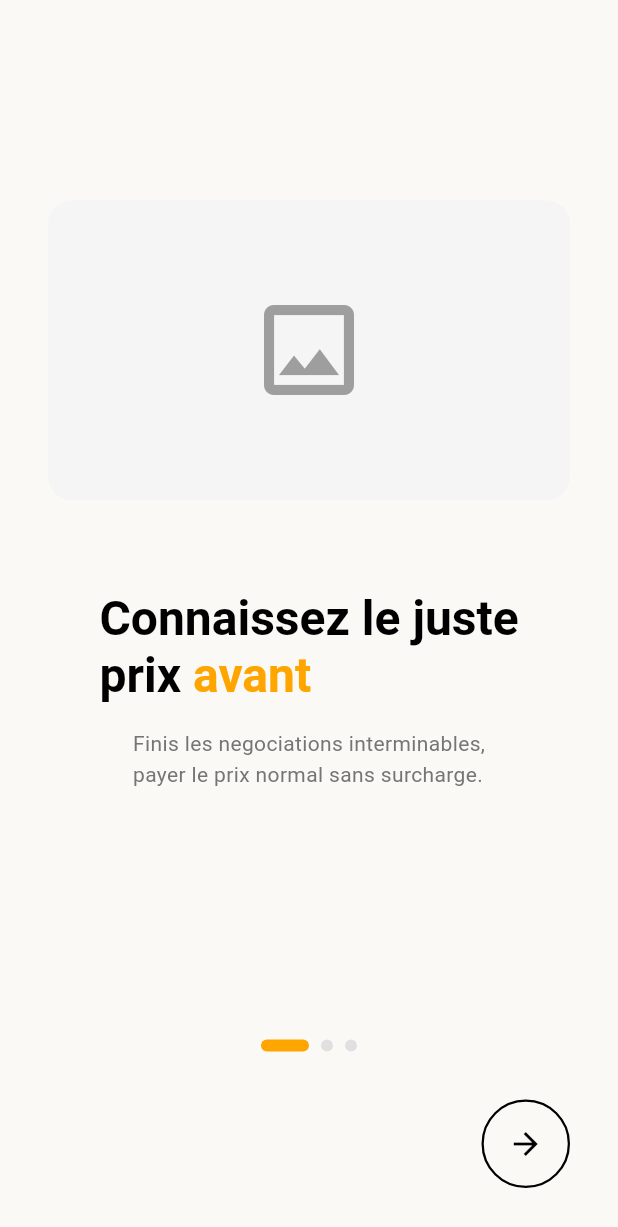
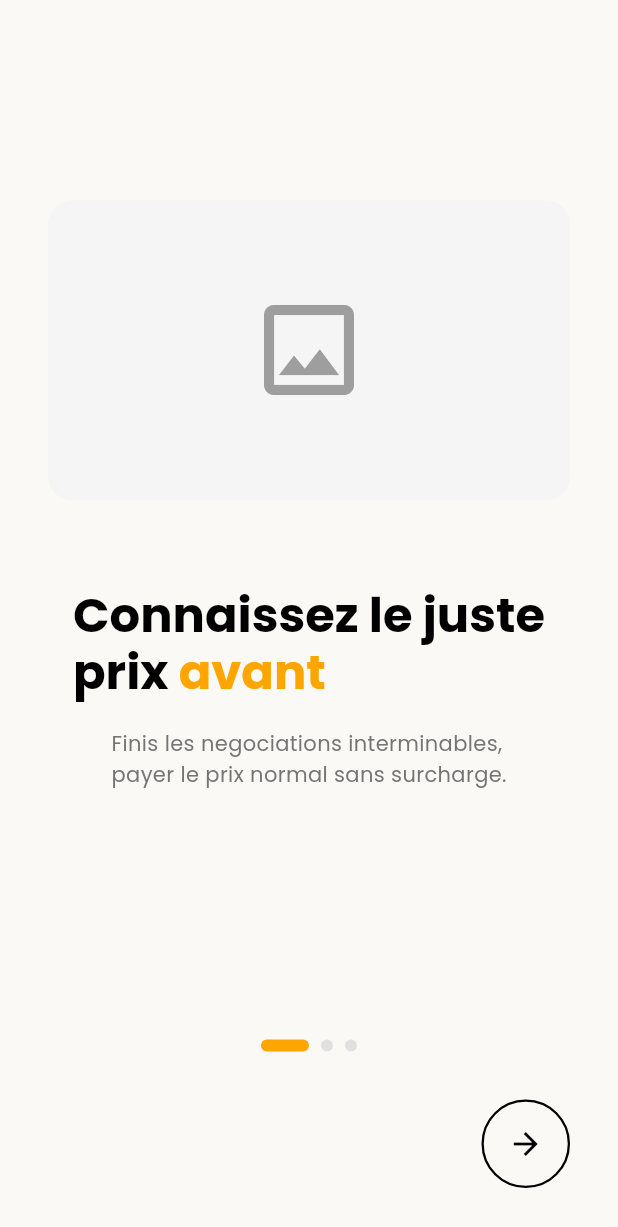
Before and after one commit to Rahim10020/neneo, a Flutter app: the screen it shows after launch, on a phone screen of 412 x 824 dp. Shown: the top 1227 px of the screen. Run offline on Flutter 3.47's test engine with Material 3 defaults, Android fonts, the phone set to English and light mode, and no system bars; drawn by our look-alikes of smooth_page_indicator; our stand-ins replace geolocator, google_fonts, hive_flutter, share_plus, shared_preferences; accounts and stored records are empty.

Commit message:
ajout de google_fonts

```diff
--- a/lib/core/constants/app_text_styles.dart
+++ b/lib/core/constants/app_text_styles.dart
@@ -1,61 +1,70 @@
 import 'package:flutter/material.dart';
+import 'package:google_fonts/google_fonts.dart';
 import 'app_colors.dart';
 
 class AppTextStyles {
+  // Base Poppins TextStyle
+  static TextStyle _poppins({
+    required double fontSize,
+    required FontWeight fontWeight,
+    Color? color,
+    double? height,
+  }) {
+    return GoogleFonts.poppins(
+      fontSize: fontSize,
+      fontWeight: fontWeight,
+      color: color,
+      height: height,
+    );
+  }
+
   // Headlines
-  static const TextStyle h1 = TextStyle(
+  static TextStyle h1 = _poppins(
     fontSize: 32,
     fontWeight: FontWeight.bold,
-    fontFamily: 'Poppins',
     color: AppColors.textPrimary,
     height: 1.2,
   );
 
-  static const TextStyle h2 = TextStyle(
+  static TextStyle h2 = _poppins(
     fontSize: 24,
     fontWeight: FontWeight.bold,
-    fontFamily: 'Poppins',
     color: AppColors.textPrimary,
     height: 1.3,
   );
 
-  static const TextStyle h3 = TextStyle(
+  static TextStyle h3 = _poppins(
     fontSize: 20,
     fontWeight: FontWeight.w600,
-    fontFamily: 'Poppins',
     color: AppColors.textPrimary,
   );
 
   // Body Text
-  static const TextStyle bodyLarge = TextStyle(
+  static TextStyle bodyLarge = _poppins(
     fontSize: 16,
     fontWeight: FontWeight.normal,
-    fontFamily: 'Poppins',
     color: AppColors.textPrimary,
     height: 1.5,
   );
 
-  static const TextStyle bodyMedium = TextStyle(
+  static TextStyle bodyMedium = _poppins(
     fontSize: 14,
     fontWeight: FontWeight.normal,
-    fontFamily: 'Poppins',
     color: AppColors.textSecondary,
     height: 1.5,
   );
 
   // Button Text
-  static const TextStyle button = TextStyle(
+  static TextStyle button = _poppins(
     fontSize: 16,
     fontWeight: FontWeight.w600,
-    fontFamily: 'Poppins',
     color: AppColors.textPrimary,
   );
 
   // Splash Brand
-  static const TextStyle splashBrand = TextStyle(
+  static TextStyle splashBrand = _poppins(
     fontSize: 48,
     fontWeight: FontWeight.bold,
-    fontFamily: 'Poppins',
     color: AppColors.textPrimary,
   );
 }
--- a/lib/core/theme/app_theme.dart
+++ b/lib/core/theme/app_theme.dart
@@ -1,4 +1,5 @@
 import 'package:flutter/material.dart';
+import 'package:google_fonts/google_fonts.dart';
 import '../constants/app_colors.dart';
 import '../constants/app_text_styles.dart';
 
@@ -12,14 +13,18 @@ class AppTheme {
       error: AppColors.error,
     ),
     scaffoldBackgroundColor: AppColors.background,
-    fontFamily: 'Poppins',
-    textTheme: const TextTheme(
-      displayLarge: AppTextStyles.h1,
-      displayMedium: AppTextStyles.h2,
-      displaySmall: AppTextStyles.h3,
-      bodyLarge: AppTextStyles.bodyLarge,
-      bodyMedium: AppTextStyles.bodyMedium,
+
+    // Use Google Fonts for the entire app
+    textTheme: GoogleFonts.poppinsTextTheme(
+      TextTheme(
+        displayLarge: AppTextStyles.h1,
+        displayMedium: AppTextStyles.h2,
+        displaySmall: AppTextStyles.h3,
+        bodyLarge: AppTextStyles.bodyLarge,
+        bodyMedium: AppTextStyles.bodyMedium,
+      ),
     ),
+
     elevatedButtonTheme: ElevatedButtonThemeData(
       style: ElevatedButton.styleFrom(
         backgroundColor: AppColors.primary,
@@ -30,10 +35,11 @@ class AppTheme {
         elevation: 0,
       ),
     ),
-    appBarTheme: const AppBarTheme(
+
+    appBarTheme: AppBarTheme(
       backgroundColor: AppColors.transparent,
       elevation: 0,
-      iconTheme: IconThemeData(color: AppColors.textPrimary),
+      iconTheme: const IconThemeData(color: AppColors.textPrimary),
       titleTextStyle: AppTextStyles.h3,
     ),
   );
--- a/pubspec.yaml
+++ b/pubspec.yaml
@@ -47,6 +47,7 @@ dependencies:
   flutter_svg: ^2.2.3
   uuid: ^4.5.2
   share_plus: ^12.0.1
+  google_fonts: ^6.3.3
 
 dev_dependencies:
   flutter_test:
```
Also changed, not shown: pubspec.lock.
